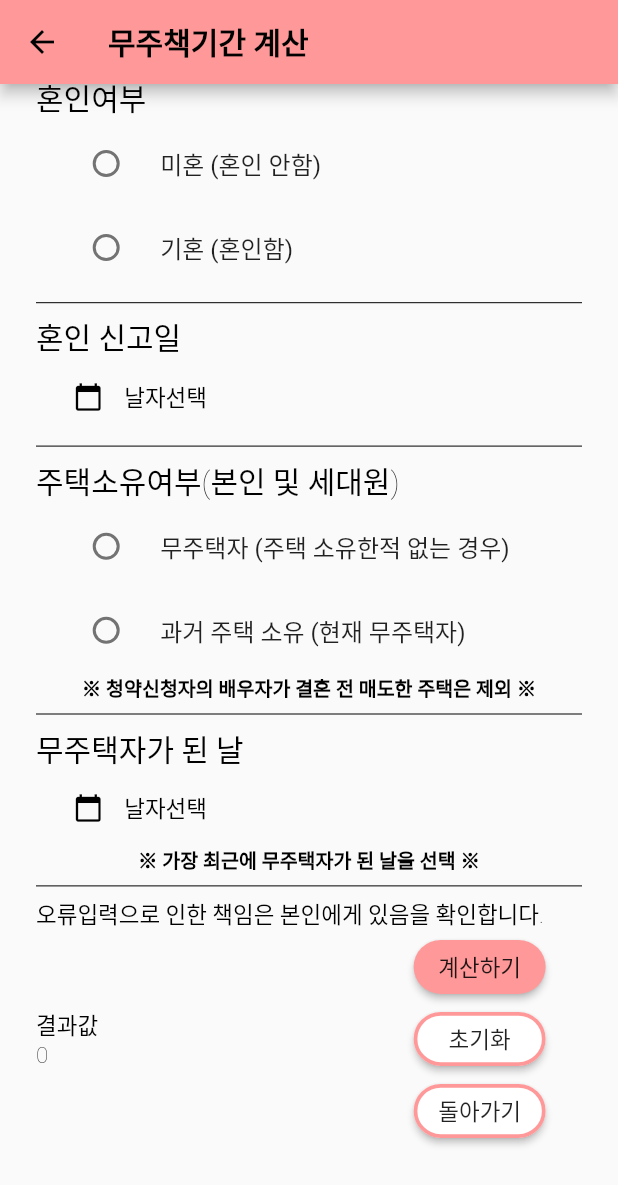
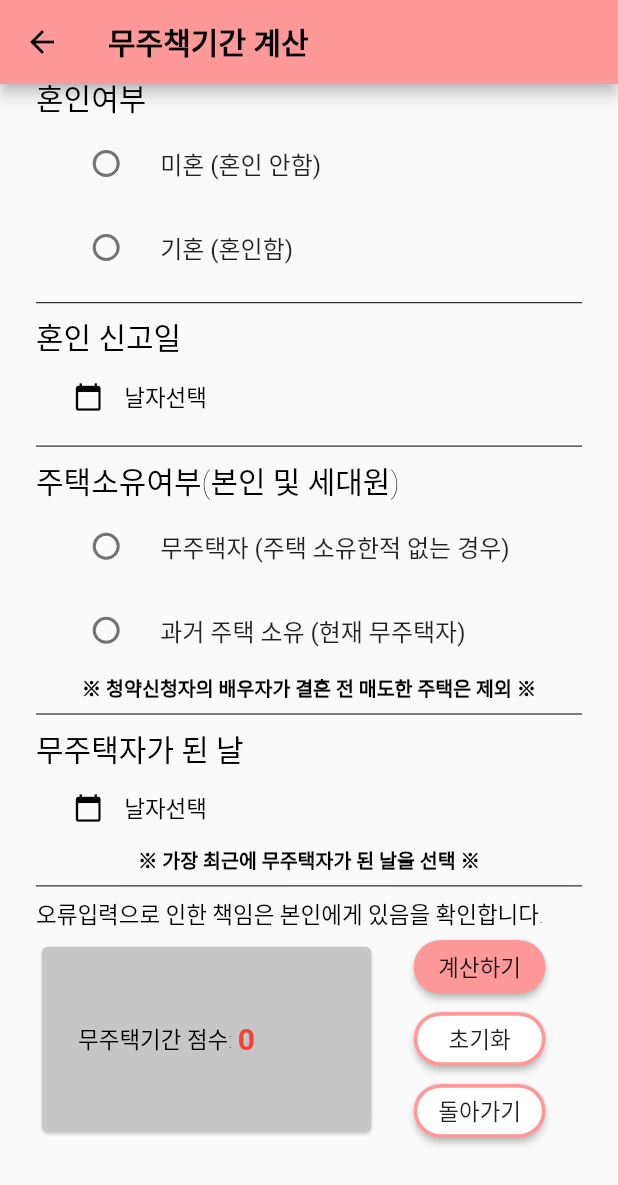
Before and after one commit to jung519/janjan_first, a Flutter app: the HomelessPeriod screen opened directly, scrolled down 221 dp, on a phone screen of 412 x 824 dp. Shown: the top 1185 px of the screen. Run offline on Flutter 3.47's test engine with Material 2 defaults, Android fonts, the phone set to English and light mode, and no system bars; missing offline and left inert: firebase_admob; accounts and stored records are empty.

Commit message:
무주택기간 ui 수정

```diff
--- a/lib/views/subscriptionPoint/homelessPeriod.dart
+++ b/lib/views/subscriptionPoint/homelessPeriod.dart
@@ -317,8 +317,28 @@ class _HomelessPeriodState extends State<HomelessPeriod> {
                               mainAxisAlignment: MainAxisAlignment.center,
                               crossAxisAlignment: CrossAxisAlignment.start,
                               children: <Widget>[
-                                Text('결과값'),
-                                Text(durationDay.toString()),
+                                // Text('결과값'),
+                                // Text(durationDay.toString()),
+                                Card(
+                                  // child: Padding(padding: const EdgeInsets.all(60.0)),
+                                  child: Padding(
+                                    padding: const EdgeInsets.fromLTRB(24.0, 50.0, 24.0, 50.0),
+                                    child: Row(
+                                      children: <Widget>[
+                                        Text('무주택기간 점수: '),
+                                        Text(
+                                          durationDay.toString(),
+                                          style: TextStyle(
+                                            fontSize: 20,
+                                            fontWeight: FontWeight.bold,
+                                            color: Colors.red
+                                          ),
+                                        ),
+                                      ],
+                                    ),
+                                  ),
+                                  color: const Color(0xFFC6C6C6),
+                                )
                               ],
                             )
                           ),
```
